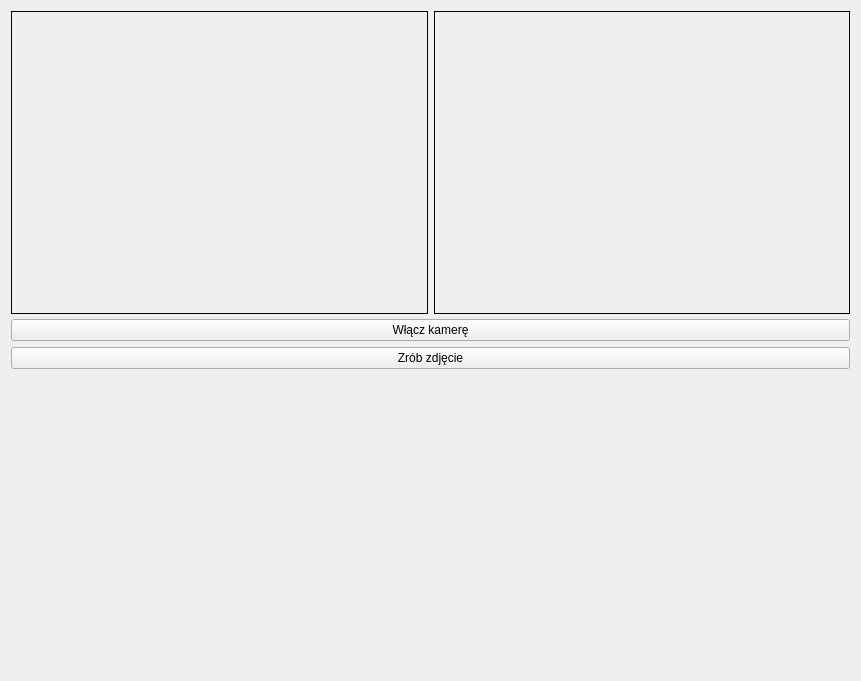
First picture: the form in StereoVision/widgetcalibration.ui, repository dzikipasterz/StareoVision, before the edit.
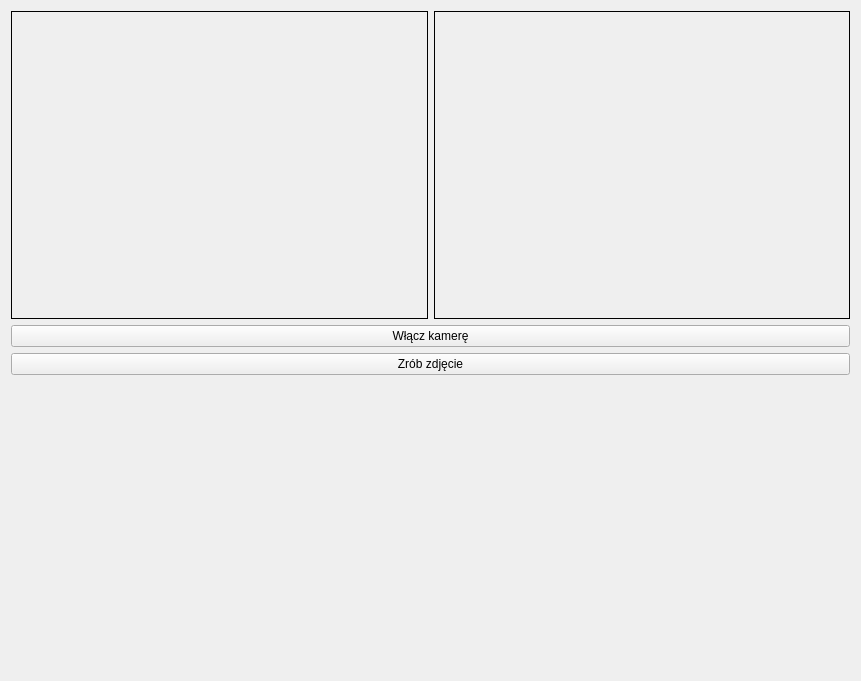
Second picture: the form after the edit.

What changed in the file:
```diff
--- a/StereoVision/widgetcalibration.ui
+++ b/StereoVision/widgetcalibration.ui
@@ -102,7 +102,7 @@
      <property name="sizeHint" stdset="0">
       <size>
        <width>20</width>
-       <height>352</height>
+       <height>295</height>
       </size>
      </property>
     </spacer>
```
